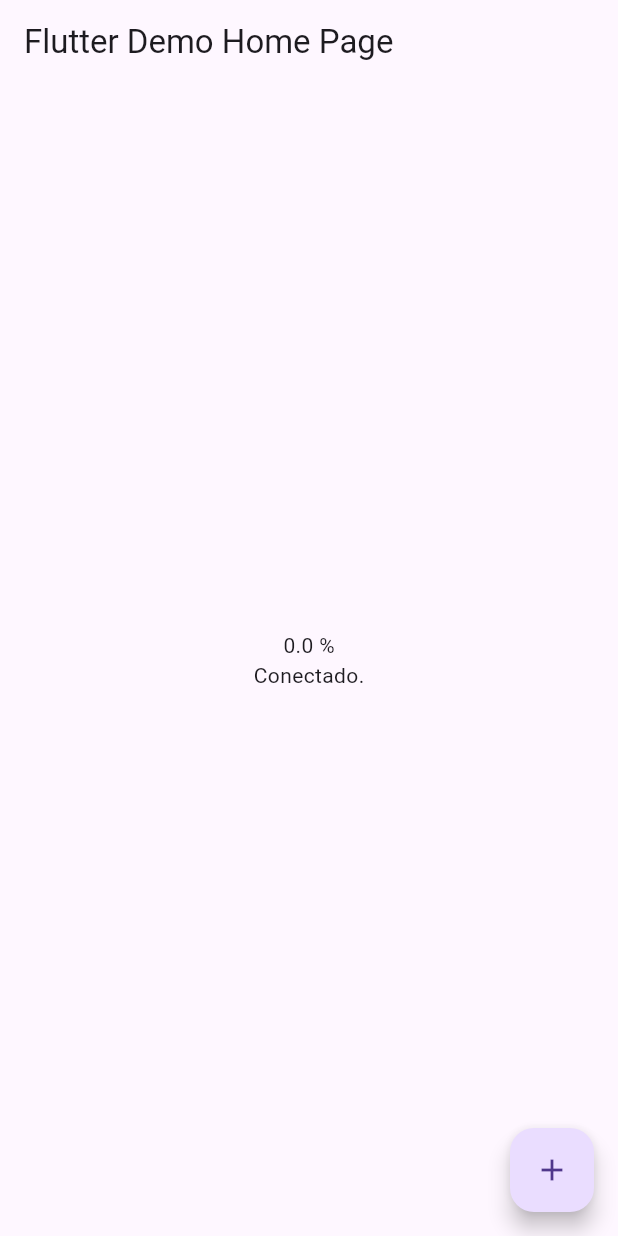
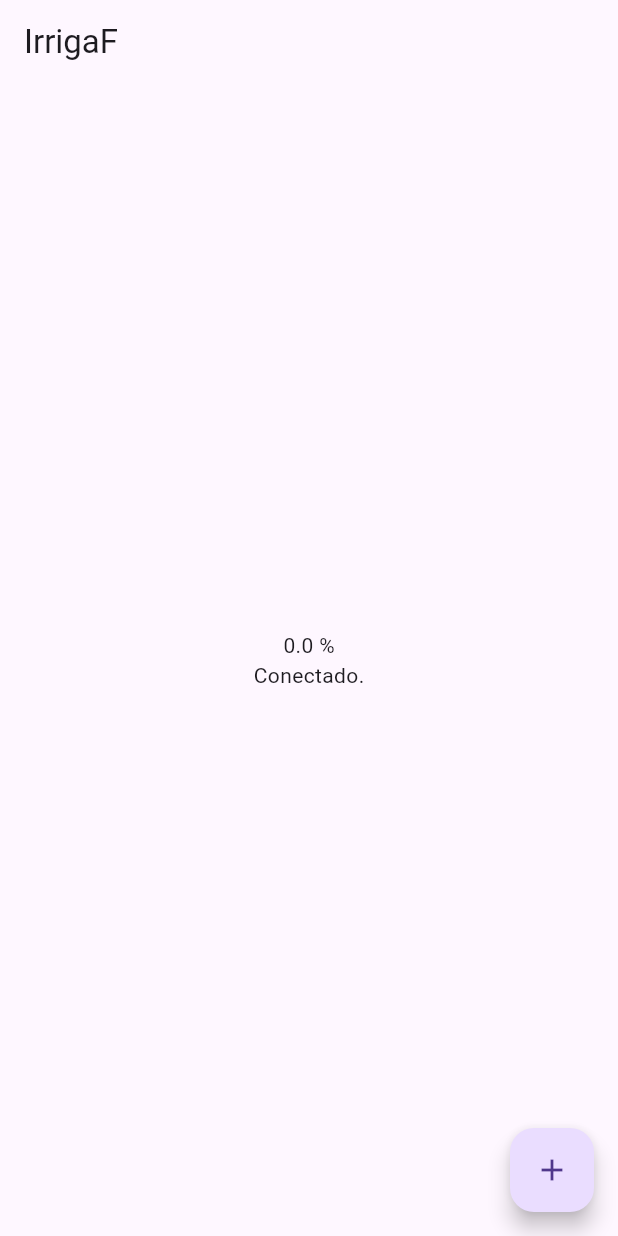
Before and after one commit to flaviobeckercoxim/tcc-frontend, a Flutter app: the screen it shows after launch, on a phone screen of 412 x 824 dp. Run offline on Flutter 3.47's test engine with Material 3 defaults, Android fonts, the phone set to English and light mode, and no system bars; missing offline and left inert: mqtt_client.

Commit message:
minhas alteracoes

```diff
--- a/lib/main.dart
+++ b/lib/main.dart
@@ -3,6 +3,8 @@ import 'dart:io';
 import 'package:flutter/material.dart';
 import 'package:mqtt_client/mqtt_client.dart';
 import 'package:mqtt_client/mqtt_browser_client.dart';
+
+
 
 void main () {
   runApp(MyApp());
@@ -14,8 +16,7 @@ class MyApp extends StatelessWidget {
   @override
   Widget build(BuildContext context) {
     return MaterialApp(
-      title: 'Flutter Demo',
-      home: const MyHomePage(title: 'Flutter Demo Home Page')
+      home: const MyHomePage(title:'IrrigaF')
     );
   }
 }
--- a/lib/models/Agendamento.dart
+++ b/lib/models/Agendamento.dart
@@ -1,3 +1,6 @@
+
+
+
 class Agendamento{
   String id;
   DateTime diaSemana;
```
Also changed, not shown: pubspec.lock.
